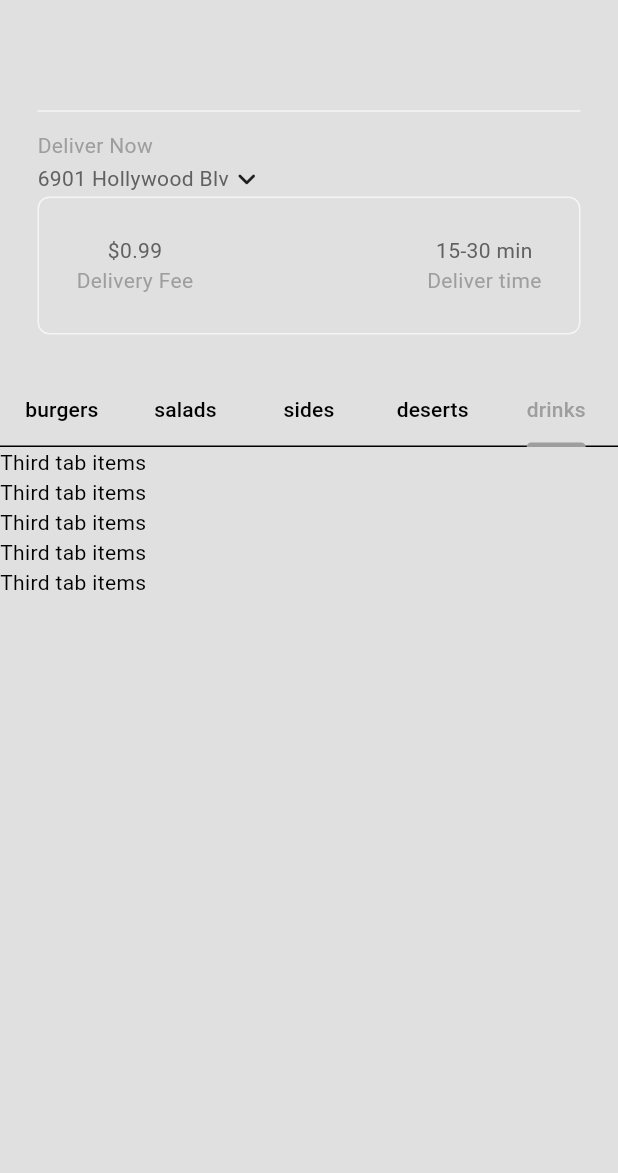
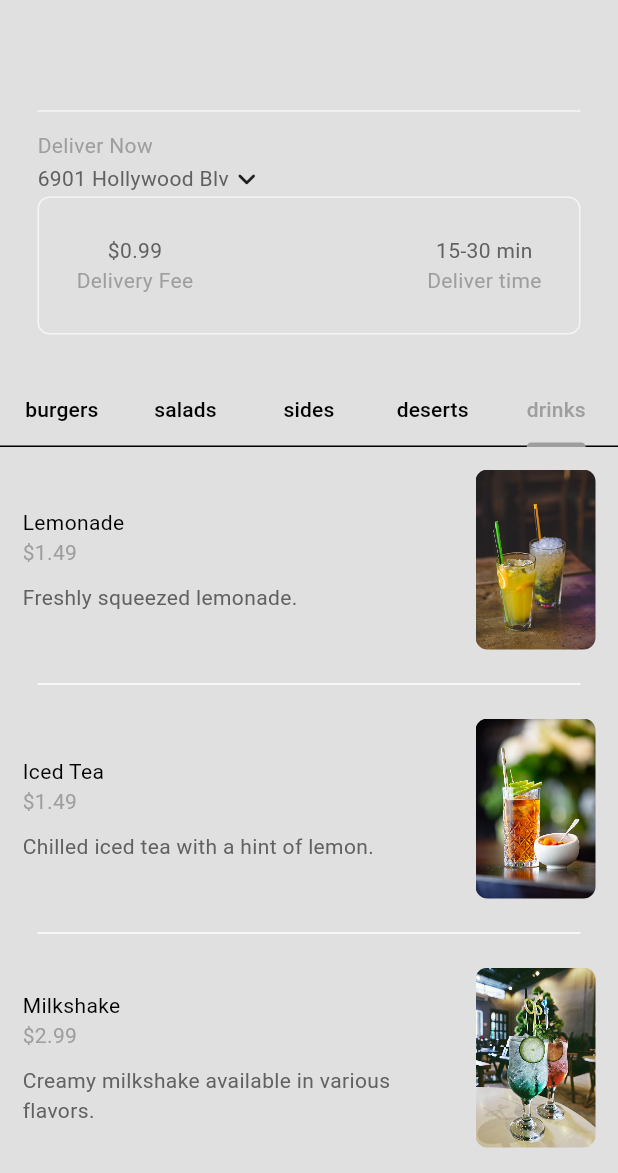
Before and after one commit to UmerMujtaba/Food-Delivery-Application, a Flutter app: the HomePage screen opened directly, tab 5 chosen, on a phone screen of 412 x 824 dp, the part 63-1236 px from its top. Run offline on Flutter 3.47's test engine with Material 3 defaults, Android fonts, the phone set to English and light mode, and no system bars.

Commit message:
Implemented food item page

```diff
--- /dev/null
+++ b/lib/components/my_food_tile.dart
@@ -0,0 +1,61 @@
+import 'package:flutter/material.dart';
+import '../model/food.dart';
+
+class FoodTile extends StatelessWidget {
+  const FoodTile({Key? key, required this.food, this.onTap}) : super(key: key);
+
+  final Food food;
+  final void Function()? onTap;
+
+  @override
+  Widget build(BuildContext context) {
+    return Column(
+      children: [
+        GestureDetector(
+          onTap: onTap,
+          child: Padding(
+            padding: const EdgeInsets.all(15.0),
+            child: Row(
+              children: [
+                Expanded(
+                  child: Column(
+                    crossAxisAlignment: CrossAxisAlignment.start,
+                    children: [
+                      //text food details
+                      Text(food.name),
+                      Text(
+                        '\$' + food.price.toString(),
+                        style: TextStyle(
+                            color: Theme.of(context).colorScheme.primary),
+                      ),
+                      const SizedBox(height: 10),
+                      Text(
+                        food.description,
+                        style: TextStyle(
+                            color:
+                                Theme.of(context).colorScheme.inversePrimary),
+                      ),
+                    ],
+                  ),
+                ),
+                const SizedBox(width: 15,),
+                ClipRRect(
+                  borderRadius: BorderRadius.circular(8),
+                  child: Image.asset(
+                    food.imagePath,
+                    height: 120,
+                    fit: BoxFit.contain,
+                    filterQuality: FilterQuality.high,
+                  ),
+                ),
+              ],
+            ),
+          ),
+        ),
+        Divider(color: Theme.of(context).colorScheme.tertiary,
+          endIndent: 25,
+          indent: 25,)
+      ],
+    );
+  }
+}
--- a/lib/pages/home_page.dart
+++ b/lib/pages/home_page.dart
@@ -1,11 +1,15 @@
 import 'package:flutter/material.dart';
 import 'package:food_delivery_app/components/my_description_bar.dart';
+import 'package:food_delivery_app/components/my_food_tile.dart';
 import 'package:food_delivery_app/components/my_sliver_app_bar.dart';
 import 'package:food_delivery_app/components/my_tab_bar.dart';
 import 'package:food_delivery_app/model/food.dart';
+import 'package:food_delivery_app/pages/food_page.dart';
+import 'package:provider/provider.dart';
 
 import '../components/my_current_location.dart';
 import '../components/my_drawer.dart';
+import '../model/restaurants.dart';
 
 class HomePage extends StatefulWidget {
   const HomePage({super.key});
@@ -32,6 +36,37 @@ class _HomePageState extends State<HomePage>
     super.dispose();
   }
 
+  //sort out and return a list of food items that belong to a specific categroy
+  List<Food> _filterMenuByCategory(FoodCategory category, List<Food> fullMenu) {
+    return fullMenu.where((food) => food.category == category).toList();
+  }
+
+  //return list of fodds in given category
+  List<Widget> getFoodInThisCategory(List<Food> fullMenu) {
+    return FoodCategory.values.map((category) {
+      List<Food> categoryMenu = _filterMenuByCategory(category, fullMenu);
+
+      return ListView.builder(
+          itemCount: categoryMenu.length,
+          physics: NeverScrollableScrollPhysics(),
+          padding: EdgeInsets.zero,
+          itemBuilder: (context, index) {
+            final food = categoryMenu[index];
+
+            return FoodTile(
+                food: food,
+                onTap: () {
+                  Navigator.push(
+                      context,
+                      MaterialPageRoute(
+                          builder: (context) => FoodPage(
+                                food: food,
+                              )));
+                });
+          });
+    }).toList();
+  }
+
   @override
   Widget build(BuildContext context) {
     return Scaffold(
@@ -52,37 +87,17 @@ class _HomePageState extends State<HomePage>
                 //current location
                 const MyCurrentLocation(),
 
-
                 const MyDescriptionBar(),
                 //desc box
               ],
             ),
           )
         ],
-        body: TabBarView(
-          controller: _tabController,
-          children: [
-            ListView.builder(
-              itemCount: 5,
-              itemBuilder: (context, index) => const Text('First tab items'),
-            ),
-            ListView.builder(
-              itemCount: 5,
-              itemBuilder: (context, index) => const Text('Second tab items'),
-            ),
-            ListView.builder(
-              itemCount: 5,
-              itemBuilder: (context, index) => const Text('Third tab items'),
-            ),
-            ListView.builder(
-              itemCount: 5,
-              itemBuilder: (context, index) => const Text('Third tab items'),
-            ),
-            ListView.builder(
-              itemCount: 5,
-              itemBuilder: (context, index) => const Text('Third tab items'),
-            ),
-          ],
+        body: Consumer<Restaurant>(
+          builder: (context, restaurant, child) => TabBarView(
+            controller: _tabController,
+            children: getFoodInThisCategory(restaurant.menu),
+          ),
         ),
       ),
       drawer: const MyDrawer(),
```
Also changed, not shown: lib/main.dart (+11 -4 lines), lib/model/restaurants.dart (+9 -42 lines), lib/pages/food_page.dart (added, +143 -0 lines), lib/images/desserts/dessert1.jpeg (deleted), lib/images/desserts/dessert1.jpg (added), lib/images/desserts/dessert3.jpeg (deleted), lib/images/drinks/drink5.jpeg (deleted), lib/images/sides/cheeseslice.jpg (deleted), lib/images/sides/coleslaw.jpg, lib/images/sides/fries.jpeg (deleted), lib/images/sides/fries.jpg (added), lib/images/sides/garlic.jpeg (deleted), lib/images/sides/garlic.jpg (added), lib/images/sides/onion.jpeg (deleted), 4 more files.
